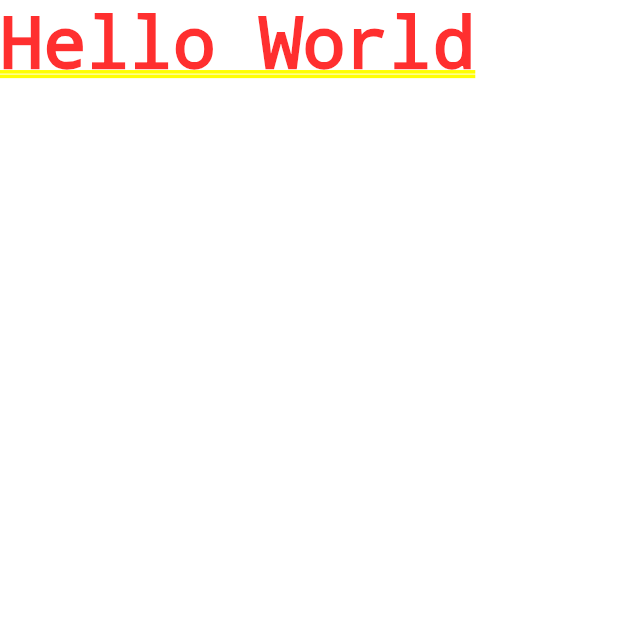
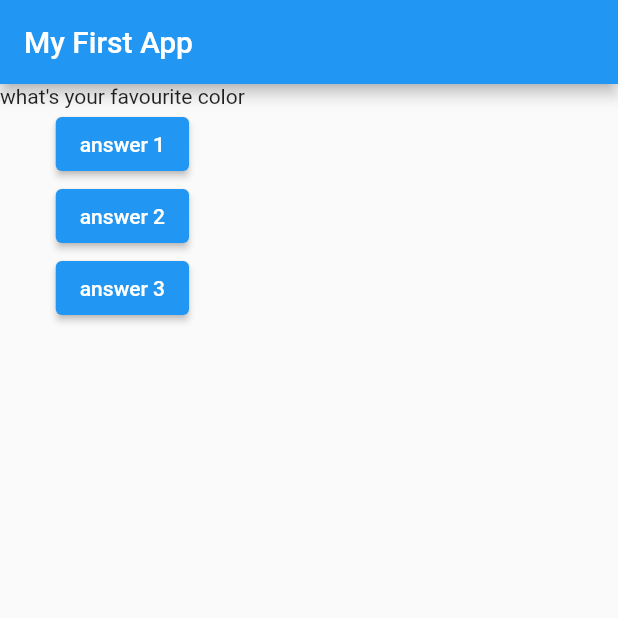
Before and after one commit to git-tolu/first_app, a Flutter app: the screen it shows after launch, on a phone screen of 412 x 824 dp, the top half of it. Run offline on Flutter 3.47's test engine with Material 2 defaults, Android fonts, the phone set to English and light mode, and no system bars.

```diff
--- a/lib/main.dart
+++ b/lib/main.dart
@@ -1,13 +1,54 @@
 import 'package:flutter/material.dart';
 
-void main() {
-  runApp(MyApp());
+// void main() {
+//   runApp(MyApp());
+// }
+
+void main() => runApp(MyApp());
+
+class MyApp extends StatefulWidget {
+  @override
+  State<MyApp> createState() => _MyAppState();
 }
 
-class MyApp extends StatelessWidget {
+class _MyAppState extends State<MyApp> {
+  var questionIndex = 0;
+
+  void answerQuestion() {
+    questionIndex = questionIndex + 1;
+  }
+
+  @override
   Widget build(BuildContext context) {
+    var questions = [
+      'what\'s your favourite color',
+      "what your favourite animal"
+    ];
     return MaterialApp(
-      home: Text('Hello World'),
+      home: Scaffold(
+        appBar: AppBar(
+          title: Text('My First App'),
+        ),
+        body: Column(
+          children: [
+            Text(questions[questionIndex]),
+            ElevatedButton(
+              child: Text('answer 1'),
+              onPressed: answerQuestion,
+            ),
+            ElevatedButton(
+              child: Text('answer 2'),
+              onPressed: () => print('Answer 2 chosen'),
+            ),
+            ElevatedButton(
+              child: Text('answer 3'),
+              onPressed: () {
+                print('Answer 3 chosen');
+              },
+            ),
+          ],
+        ),
+      ),
     );
   }
 }
```
